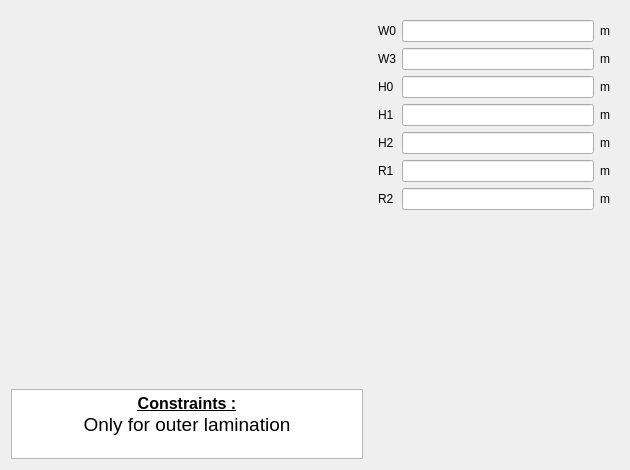
Old version of the form pyleecan/GUI/Dialog/DMachineSetup/SWSlot/PWSlot15/PWSlot15.ui in the repository Eomys/pyleecan.
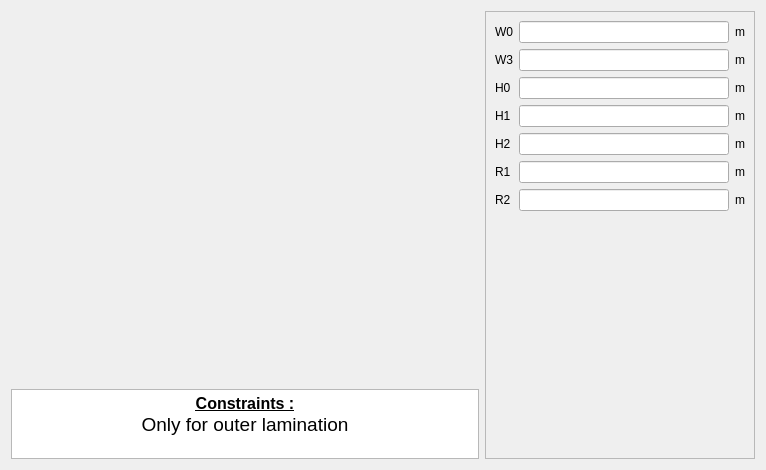
New version of the form. Icons and pictures are not drawn. Custom widgets are drawn as their Qt base class.

Commit message: [CO] Scroll widget for right column

```diff
--- a/pyleecan/GUI/Dialog/DMachineSetup/SWSlot/PWSlot15/PWSlot15.ui
+++ b/pyleecan/GUI/Dialog/DMachineSetup/SWSlot/PWSlot15/PWSlot15.ui
@@ -6,7 +6,7 @@
    <rect>
     <x>0</x>
     <y>0</y>
-    <width>630</width>
+    <width>766</width>
     <height>470</height>
    </rect>
   </property>
@@ -86,18 +86,30 @@
     </layout>
    </item>
    <item>
-    <widget class="QWidget" name="widget" native="true">
+    <widget class="QScrollArea" name="scrollArea">
      <property name="minimumSize">
       <size>
-       <width>250</width>
+       <width>270</width>
        <height>0</height>
       </size>
      </property>
      <property name="maximumSize">
       <size>
-       <width>250</width>
+       <width>270</width>
        <height>16777215</height>
       </size>
+     </property>
+     <property name="widgetResizable">
+      <bool>true</bool>
+     </property>
+     <widget class="QWidget" name="scrollAreaWidgetContents">
+      <property name="geometry">
+       <rect>
+        <x>0</x>
+        <y>0</y>
+        <width>268</width>
+        <height>446</height>
+       </rect>
      </property>
      <layout class="QVBoxLayout" name="verticalLayout">
       <item>
@@ -240,6 +252,7 @@
        <widget class="WWSlotOut" name="w_out" native="true"/>
       </item>
      </layout>
+     </widget>
     </widget>
    </item>
   </layout>
```
Lines whose indentation alone changed are shown as unchanged. The commit also changes 84 other files.
